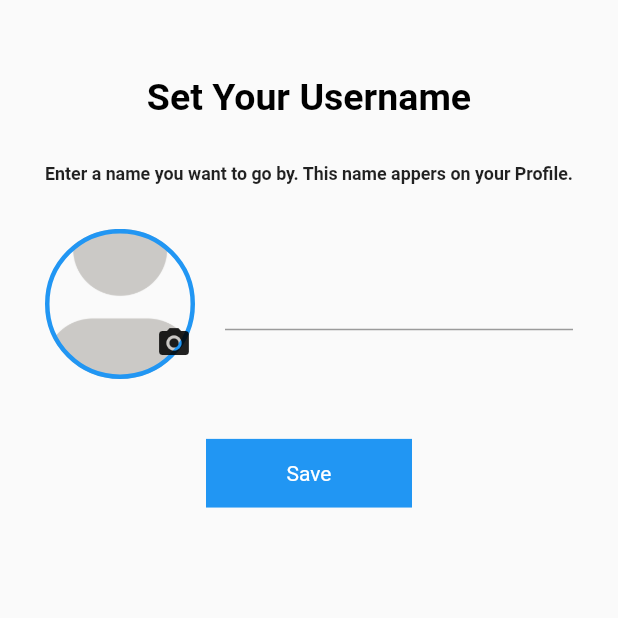
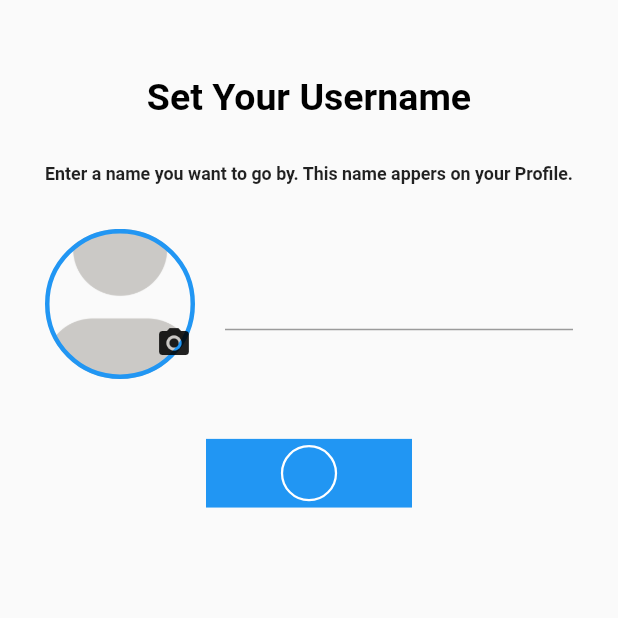
Before and after one commit to kannel-outis/messenger, a Flutter app: the SetNameScreen screen opened directly, after a tap on "Save", on a phone screen of 412 x 824 dp, the top half of it. Run offline on Flutter 3.47's test engine with Material 2 defaults, Android fonts, the light colour scheme and no system bars; our stand-ins replace cached_network_image, cloud_firestore, connectivity, contacts_service, firebase_auth, firebase_core and 7 more; missing offline and left inert: mqtt_client; accounts and stored records are empty; statements that could not run were skipped.

```diff
--- a/lib/screens/auth/auth_provider.dart
+++ b/lib/screens/auth/auth_provider.dart
@@ -86,6 +86,8 @@ class AuthProvider extends ChangeNotifier {
   }
 
   Future<void> saveNewUserToCloudAndSetPrefs(String username) async {
+    _isLoading = true;
+    notifyListeners();
     await _fireStoreService
         .saveNewUserToCloud(
       user: _firebaseUser,
@@ -95,6 +97,8 @@ class AuthProvider extends ChangeNotifier {
       newPhotoUrlString: _imageUrl,
     )
         .then((value) {
+      _isLoading = false;
+      notifyListeners();
       _offline.setUserData(value);
       _fireStoreService.updateUserInCloud(user: value);
     });
@@ -102,6 +106,7 @@ class AuthProvider extends ChangeNotifier {
 
   void _setVerificationId(String newVerificationId) {
     _verificationId = newVerificationId;
+    _isLoading = false;
     _isTryingToVerify = true;
     notifyListeners();
   }
--- a/lib/screens/home/home.dart
+++ b/lib/screens/home/home.dart
@@ -62,7 +62,8 @@ class _HomeScreenState extends State<HomeScreen> with WidgetsBindingObserver {
                   onPressed: () {
                     Navigator.of(context).push(
                       MaterialPageRoute(
-                        builder: (_) => FirstLaunchContactScreen(),
+                        builder: (_) =>
+                            FirstLaunchContactScreen(fromHome: true),
                       ),
                     );
                   },
--- a/lib/screens/set_name/set_name_screen.dart
+++ b/lib/screens/set_name/set_name_screen.dart
@@ -8,7 +8,8 @@ import 'package:provider/provider.dart';
 class SetNameScreen extends HookWidget {
   @override
   Widget build(BuildContext context) {
-    final TextEditingController? _userNameController = useTextEditingController();
+    final TextEditingController? _userNameController =
+        useTextEditingController();
     final _authProvider = Provider.of<AuthProvider>(context);
     return Scaffold(
       body: SingleChildScrollView(
@@ -134,9 +135,22 @@ class SetNameScreen extends HookWidget {
                       width: MediaQuery.of(context).size.width / 3,
                       color: Colors.blue,
                       child: Center(
-                        child: Text(
-                          'Save',
-                          style: TextStyle(color: Colors.white),
+                        child: Consumer<AuthProvider>(
+                          builder: (context, provider, child) {
+                            final bool? isLoading = provider.isLoading;
+                            return isLoading != true
+                                ? Text(
+                                    'Save',
+                                    style: TextStyle(color: Colors.white),
+                                  )
+                                : CircularProgressIndicator(
+                                    backgroundColor: Colors.blue,
+                                    strokeWidth: 1.5,
+                                    value: 1.2,
+                                    valueColor: AlwaysStoppedAnimation<Color>(
+                                        Colors.white),
+                                  );
+                          },
                         ),
                       ),
                     ),
```
Also changed, not shown: lib/screens/contacts/first_launch_contact.dart (+18 -8 lines).
